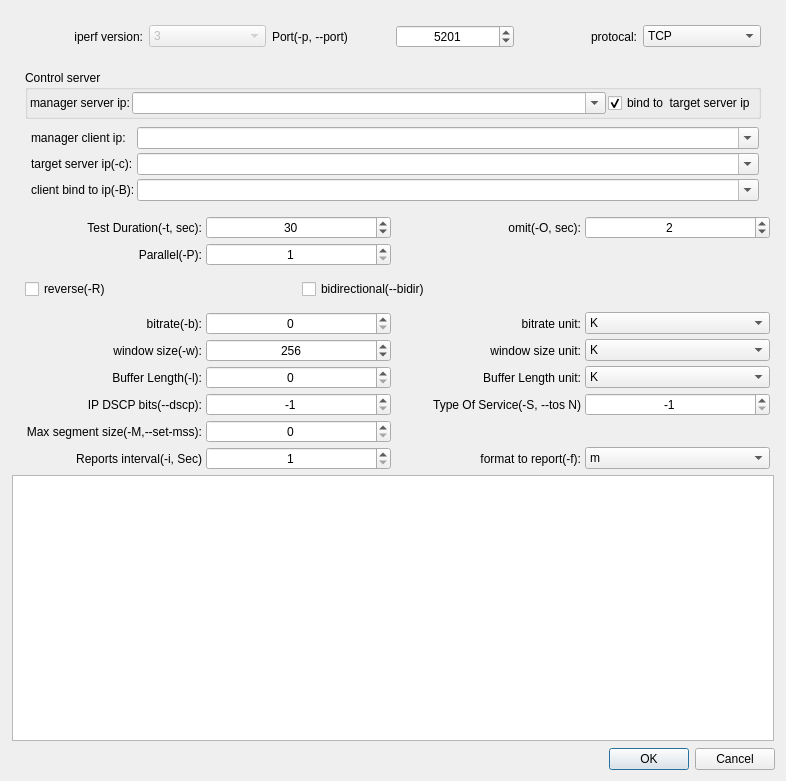
coolshou/qiperf, file qiperfc/src/dlgiperf.ui: the form before one commit.
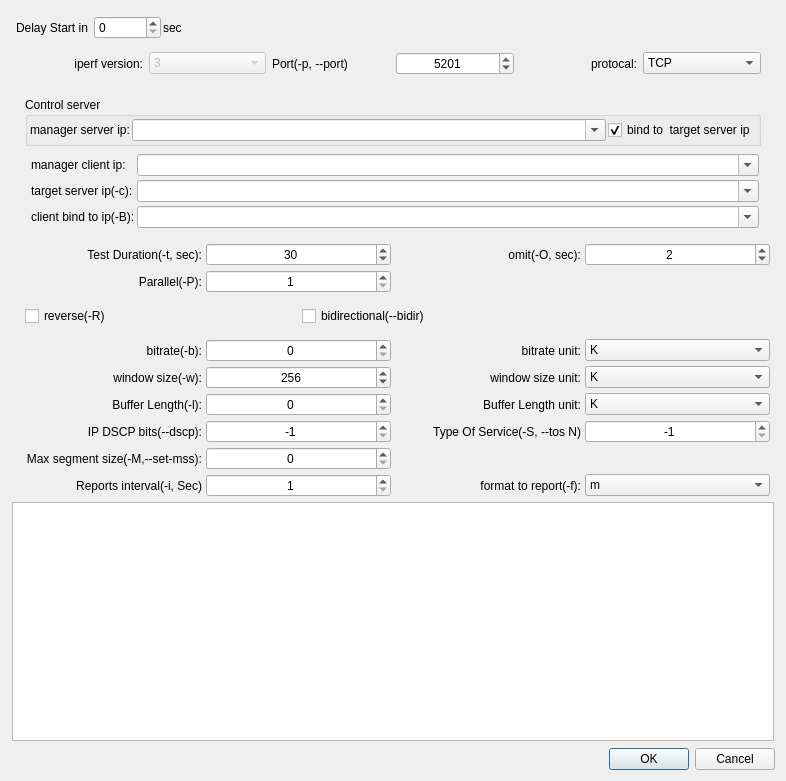
The form after the commit. Icons and pictures are not drawn.

Commit message: add sb_delaytime

What changed in the file:
```diff
--- a/qiperfc/src/dlgiperf.ui
+++ b/qiperfc/src/dlgiperf.ui
@@ -57,226 +57,14 @@
          <property name="spacing">
           <number>4</number>
          </property>
-         <item row="7" column="0">
-          <widget class="QLabel" name="label_21">
-           <property name="text">
-            <string>window size(-w):</string>
-           </property>
+         <item row="9" column="1">
+          <widget class="QSpinBox" name="sb_buffer">
            <property name="alignment">
-            <set>Qt::AlignRight|Qt::AlignTrailing|Qt::AlignVCenter</set>
-           </property>
-          </widget>
-         </item>
-         <item row="2" column="3">
-          <widget class="QSpinBox" name="sb_omit">
-           <property name="alignment">
             <set>Qt::AlignCenter</set>
            </property>
-           <property name="value">
-            <number>2</number>
-           </property>
           </widget>
          </item>
-         <item row="2" column="0">
-          <widget class="QLabel" name="label_22">
-           <property name="text">
-            <string>Test Duration(-t, sec):</string>
-           </property>
-           <property name="alignment">
-            <set>Qt::AlignRight|Qt::AlignTrailing|Qt::AlignVCenter</set>
-           </property>
-          </widget>
-         </item>
-         <item row="0" column="0" colspan="4">
-          <widget class="QWidget" name="widget_6" native="true">
-           <layout class="QHBoxLayout" name="horizontalLayout_3">
-            <item>
-             <widget class="QLabel" name="label_34">
-              <property name="text">
-               <string>iperf version:</string>
-              </property>
-              <property name="alignment">
-               <set>Qt::AlignRight|Qt::AlignTrailing|Qt::AlignVCenter</set>
-              </property>
-             </widget>
-            </item>
-            <item>
-             <widget class="QComboBox" name="cb_version">
-              <property name="enabled">
-               <bool>false</bool>
-              </property>
-              <property name="currentIndex">
-               <number>1</number>
-              </property>
-              <item>
-               <property name="text">
-                <string>2</string>
-               </property>
-              </item>
-              <item>
-               <property name="text">
-                <string>3</string>
-               </property>
-              </item>
-             </widget>
-            </item>
-            <item>
-             <widget class="QLabel" name="label_35">
-              <property name="text">
-               <string>Port(-p, --port)</string>
-              </property>
-             </widget>
-            </item>
-            <item>
-             <widget class="QSpinBox" name="sb_port">
-              <property name="alignment">
-               <set>Qt::AlignCenter</set>
-              </property>
-              <property name="minimum">
-               <number>1</number>
-              </property>
-              <property name="maximum">
-               <number>65535</number>
-              </property>
-              <property name="value">
-               <number>5201</number>
-              </property>
-             </widget>
-            </item>
-            <item>
-             <widget class="QLabel" name="label_36">
-              <property name="text">
-               <string>protocal:</string>
-              </property>
-              <property name="alignment">
-               <set>Qt::AlignRight|Qt::AlignTrailing|Qt::AlignVCenter</set>
-              </property>
-             </widget>
-            </item>
-            <item>
-             <widget class="QComboBox" name="cb_protocal">
-              <item>
-               <property name="text">
-                <string extracomment="Transmission Control Protocol">TCP</string>
-               </property>
-              </item>
-              <item>
-               <property name="text">
-                <string extracomment="User Datagram Protocol">UDP</string>
-               </property>
-              </item>
-             </widget>
-            </item>
-           </layout>
-          </widget>
-         </item>
-         <item row="6" column="1">
-          <widget class="QSpinBox" name="sb_bitrate">
-           <property name="toolTip">
-            <string>&lt;html&gt;&lt;head/&gt;&lt;body&gt;&lt;p&gt;(0 for unlimited)&lt;/p&gt;&lt;p&gt; (default 1 Mbit/sec for UDP, unlimited for TCP)&lt;/p&gt;&lt;/body&gt;&lt;/html&gt;</string>
-           </property>
-           <property name="alignment">
-            <set>Qt::AlignCenter</set>
-           </property>
-           <property name="maximum">
-            <number>9999</number>
-           </property>
-          </widget>
-         </item>
-         <item row="13" column="3">
-          <widget class="QComboBox" name="cb_fmtreport">
-           <property name="currentIndex">
-            <number>1</number>
-           </property>
-           <item>
-            <property name="text">
-             <string>k</string>
-            </property>
-           </item>
-           <item>
-            <property name="text">
-             <string>m</string>
-            </property>
-           </item>
-           <item>
-            <property name="text">
-             <string>g</string>
-            </property>
-           </item>
-           <item>
-            <property name="text">
-             <string>t</string>
-            </property>
-           </item>
-           <item>
-            <property name="text">
-             <string>K</string>
-            </property>
-           </item>
-           <item>
-            <property name="text">
-             <string>M</string>
-            </property>
-           </item>
-           <item>
-            <property name="text">
-             <string>G</string>
-            </property>
-           </item>
-           <item>
-            <property name="text">
-             <string>T</string>
-            </property>
-           </item>
-          </widget>
-         </item>
-         <item row="10" column="0">
-          <widget class="QLabel" name="label_25">
-           <property name="toolTip">
-            <string>&lt;html&gt;&lt;head/&gt;&lt;body&gt;&lt;p&gt;IPv4: 536 octets (= 576 - 20 - 20) &lt;/p&gt;&lt;p&gt;IPv6: 1220 octets (= 1280 - 40 - 20). &lt;/p&gt;&lt;/body&gt;&lt;/html&gt;</string>
-           </property>
-           <property name="text">
-            <string>Max segment size(-M,--set-mss):</string>
-           </property>
-           <property name="alignment">
-            <set>Qt::AlignRight|Qt::AlignTrailing|Qt::AlignVCenter</set>
-           </property>
-          </widget>
-         </item>
-         <item row="6" column="0">
-          <widget class="QLabel" name="label_20">
-           <property name="text">
-            <string>bitrate(-b):</string>
-           </property>
-           <property name="alignment">
-            <set>Qt::AlignRight|Qt::AlignTrailing|Qt::AlignVCenter</set>
-           </property>
-          </widget>
-         </item>
-         <item row="9" column="0">
-          <widget class="QLabel" name="label_28">
-           <property name="text">
-            <string>IP DSCP bits(--dscp):</string>
-           </property>
-           <property name="alignment">
-            <set>Qt::AlignRight|Qt::AlignTrailing|Qt::AlignVCenter</set>
-           </property>
-          </widget>
-         </item>
-         <item row="4" column="1">
-          <widget class="QSpinBox" name="sb_parallel">
-           <property name="alignment">
-            <set>Qt::AlignCenter</set>
-           </property>
-           <property name="minimum">
-            <number>1</number>
-           </property>
-           <property name="maximum">
-            <number>20</number>
-           </property>
-          </widget>
-         </item>
-         <item row="10" column="1">
+         <item row="11" column="1">
           <widget class="QSpinBox" name="sb_mss">
            <property name="toolTip">
             <string>&lt;html&gt;&lt;head/&gt;&lt;body&gt;&lt;p&gt;0: default value&lt;/p&gt;&lt;/body&gt;&lt;/html&gt;</string>
@@ -292,21 +80,21 @@
            </property>
           </widget>
          </item>
-         <item row="9" column="2">
-          <widget class="QLabel" name="label">
+         <item row="11" column="0">
+          <widget class="QLabel" name="label_25">
+           <property name="toolTip">
+            <string>&lt;html&gt;&lt;head/&gt;&lt;body&gt;&lt;p&gt;IPv4: 536 octets (= 576 - 20 - 20) &lt;/p&gt;&lt;p&gt;IPv6: 1220 octets (= 1280 - 40 - 20). &lt;/p&gt;&lt;/body&gt;&lt;/html&gt;</string>
+           </property>
            <property name="text">
-            <string>Type Of Service(-S, --tos N)</string>
+            <string>Max segment size(-M,--set-mss):</string>
            </property>
            <property name="alignment">
             <set>Qt::AlignRight|Qt::AlignTrailing|Qt::AlignVCenter</set>
            </property>
           </widget>
          </item>
-         <item row="9" column="1">
-          <widget class="QSpinBox" name="sb_dscp">
-           <property name="toolTip">
-            <string>&lt;html&gt;&lt;head/&gt;&lt;body&gt;&lt;p&gt;-1: default value&lt;/p&gt;&lt;/body&gt;&lt;/html&gt;</string>
-           </property>
+         <item row="10" column="3">
+          <widget class="QSpinBox" name="sb_tos">
            <property name="alignment">
             <set>Qt::AlignCenter</set>
            </property>
@@ -314,14 +102,14 @@
             <number>-1</number>
            </property>
            <property name="maximum">
-            <number>63</number>
+            <number>255</number>
            </property>
            <property name="value">
             <number>-1</number>
            </property>
           </widget>
          </item>
-         <item row="1" column="0" colspan="4">
+         <item row="2" column="0" colspan="4">
           <widget class="QWidget" name="widget" native="true">
            <layout class="QVBoxLayout" name="verticalLayout_2">
             <item>
@@ -477,30 +265,37 @@
            </layout>
           </widget>
          </item>
-         <item row="2" column="2">
-          <widget class="QLabel" name="label_30">
+         <item row="9" column="0">
+          <widget class="QLabel" name="label_3">
            <property name="text">
-            <string>omit(-O, sec):</string>
+            <string>Buffer Length(-l):</string>
            </property>
            <property name="alignment">
             <set>Qt::AlignRight|Qt::AlignTrailing|Qt::AlignVCenter</set>
            </property>
           </widget>
          </item>
-         <item row="7" column="1">
-          <widget class="QSpinBox" name="sb_windowsize">
+         <item row="3" column="3">
+          <widget class="QSpinBox" name="sb_omit">
            <property name="alignment">
             <set>Qt::AlignCenter</set>
            </property>
-           <property name="maximum">
-            <number>999</number>
-           </property>
            <property name="value">
-            <number>256</number>
+            <number>2</number>
            </property>
           </widget>
          </item>
-         <item row="2" column="1">
+         <item row="7" column="0">
+          <widget class="QLabel" name="label_20">
+           <property name="text">
+            <string>bitrate(-b):</string>
+           </property>
+           <property name="alignment">
+            <set>Qt::AlignRight|Qt::AlignTrailing|Qt::AlignVCenter</set>
+           </property>
+          </widget>
+         </item>
+         <item row="3" column="1">
           <widget class="QSpinBox" name="sb_duration">
            <property name="toolTip">
             <string>&lt;html&gt;&lt;head/&gt;&lt;body&gt;&lt;p&gt;0: run forever&lt;/p&gt;&lt;p&gt;default: 10 sec&lt;/p&gt;&lt;p&gt;Max: 864000 sec&lt;/p&gt;&lt;/body&gt;&lt;/html&gt;</string>
@@ -519,10 +314,89 @@
            </property>
           </widget>
          </item>
-         <item row="13" column="0">
-          <widget class="QLabel" name="label_2">
+         <item row="8" column="3">
+          <widget class="QComboBox" name="cb_unit_windowsize">
+           <property name="currentText">
+            <string>K</string>
+           </property>
+           <item>
+            <property name="text">
+             <string>K</string>
+            </property>
+           </item>
+           <item>
+            <property name="text">
+             <string>M</string>
+            </property>
+           </item>
+           <item>
+            <property name="text">
+             <string>G</string>
+            </property>
+           </item>
+          </widget>
+         </item>
+         <item row="10" column="2">
+          <widget class="QLabel" name="label">
            <property name="text">
-            <string>Reports interval(-i, Sec)</string>
+            <string>Type Of Service(-S, --tos N)</string>
+           </property>
+           <property name="alignment">
+            <set>Qt::AlignRight|Qt::AlignTrailing|Qt::AlignVCenter</set>
+           </property>
+          </widget>
+         </item>
+         <item row="14" column="3">
+          <widget class="QComboBox" name="cb_fmtreport">
+           <property name="currentIndex">
+            <number>1</number>
+           </property>
+           <item>
+            <property name="text">
+             <string>k</string>
+            </property>
+           </item>
+           <item>
+            <property name="text">
+             <string>m</string>
+            </property>
+           </item>
+           <item>
+            <property name="text">
+             <string>g</string>
+            </property>
+           </item>
+           <item>
+            <property name="text">
+             <string>t</string>
+            </property>
+           </item>
+           <item>
+            <property name="text">
+             <string>K</string>
+            </property>
+           </item>
+           <item>
+            <property name="text">
+             <string>M</string>
+            </property>
+           </item>
+           <item>
+            <property name="text">
+             <string>G</string>
+            </property>
+           </item>
+           <item>
+            <property name="text">
+             <string>T</string>
+            </property>
+           </item>
+          </widget>
+         </item>
+         <item row="10" column="0">
+          <widget class="QLabel" name="label_28">
+           <property name="text">
+            <string>IP DSCP bits(--dscp):</string>
            </property>
            <property name="alignment">
             <set>Qt::AlignRight|Qt::AlignTrailing|Qt::AlignVCenter</set>
@@ -530,32 +404,49 @@
           </widget>
          </item>
          <item row="7" column="2">
-          <widget class="QLabel" name="label_29">
+          <widget class="QLabel" name="label_33">
            <property name="text">
-            <string>window size unit:</string>
+            <string>bitrate unit:</string>
            </property>
            <property name="alignment">
             <set>Qt::AlignRight|Qt::AlignTrailing|Qt::AlignVCenter</set>
            </property>
           </widget>
          </item>
-         <item row="9" column="3">
-          <widget class="QSpinBox" name="sb_tos">
+         <item row="5" column="0">
+          <widget class="QLabel" name="label_27">
+           <property name="text">
+            <string>Parallel(-P):</string>
+           </property>
+           <property name="alignment">
+            <set>Qt::AlignRight|Qt::AlignTrailing|Qt::AlignVCenter</set>
+           </property>
+          </widget>
+         </item>
+         <item row="3" column="2">
+          <widget class="QLabel" name="label_30">
+           <property name="text">
+            <string>omit(-O, sec):</string>
+           </property>
+           <property name="alignment">
+            <set>Qt::AlignRight|Qt::AlignTrailing|Qt::AlignVCenter</set>
+           </property>
+          </widget>
+         </item>
+         <item row="5" column="1">
+          <widget class="QSpinBox" name="sb_parallel">
            <property name="alignment">
             <set>Qt::AlignCenter</set>
            </property>
            <property name="minimum">
-            <number>-1</number>
+            <number>1</number>
            </property>
            <property name="maximum">
-            <number>255</number>
-           </property>
-           <property name="value">
-            <number>-1</number>
+            <number>20</number>
            </property>
           </widget>
          </item>
-         <item row="5" column="0" colspan="3">
+         <item row="6" column="0" colspan="3">
           <widget class="QWidget" name="widget_3" native="true">
            <layout class="QHBoxLayout" name="horizontalLayout_2">
             <item>
@@ -584,81 +475,103 @@
            </layout>
           </widget>
          </item>
-         <item row="13" column="2">
-          <widget class="QLabel" name="label_26">
-           <property name="text">
-            <string>format to report(-f):</string>
+         <item row="7" column="1">
+          <widget class="QSpinBox" name="sb_bitrate">
+           <property name="toolTip">
+            <string>&lt;html&gt;&lt;head/&gt;&lt;body&gt;&lt;p&gt;(0 for unlimited)&lt;/p&gt;&lt;p&gt; (default 1 Mbit/sec for UDP, unlimited for TCP)&lt;/p&gt;&lt;/body&gt;&lt;/html&gt;</string>
            </property>
            <property name="alignment">
-            <set>Qt::AlignRight|Qt::AlignTrailing|Qt::AlignVCenter</set>
+            <set>Qt::AlignCenter</set>
            </property>
-          </widget>
-         </item>
-         <item row="6" column="3">
-          <widget class="QComboBox" name="cb_unit_bitrate">
-           <property name="currentText">
-            <string>K</string>
+           <property name="maximum">
+            <number>9999</number>
            </property>
-           <item>
-            <property name="text">
-             <string>K</string>
-            </property>
-           </item>
-           <item>
-            <property name="text">
-             <string>M</string>
-            </property>
-           </item>
-           <item>
-            <property name="text">
-             <string>G</string>
-            </property>
-           </item>
           </widget>
          </item>
-         <item row="6" column="2">
-          <widget class="QLabel" name="label_33">
-           <property name="text">
-            <string>bitrate unit:</string>
-           </property>
-           <property name="alignment">
-            <set>Qt::AlignRight|Qt::AlignTrailing|Qt::AlignVCenter</set>
-           </property>
+         <item row="1" column="0" colspan="4">
+          <widget class="QWidget" name="widget_6" native="true">
+           <layout class="QHBoxLayout" name="horizontalLayout_3">
+            <item>
+             <widget class="QLabel" name="label_34">
+              <property name="text">
+               <string>iperf version:</string>
+              </property>
+              <property name="alignment">
+               <set>Qt::AlignRight|Qt::AlignTrailing|Qt::AlignVCenter</set>
+              </property>
+             </widget>
+            </item>
+            <item>
+             <widget class="QComboBox" name="cb_version">
+              <property name="enabled">
+               <bool>false</bool>
+              </property>
+              <property name="currentIndex">
+               <number>1</number>
+              </property>
+              <item>
+               <property name="text">
+                <string>2</string>
+               </property>
+              </item>
+              <item>
+               <property name="text">
+                <string>3</string>
+               </property>
+              </item>
+             </widget>
+            </item>
+            <item>
+             <widget class="QLabel" name="label_35">
+              <property name="text">
+               <string>Port(-p, --port)</string>
+              </property>
+             </widget>
+            </item>
+            <item>
+             <widget class="QSpinBox" name="sb_port">
+              <property name="alignment">
+               <set>Qt::AlignCenter</set>
+              </property>
+              <property name="minimum">
+               <number>1</number>
+              </property>
+              <property name="maximum">
+               <number>65535</number>
+              </property>
+              <property name="value">
+               <number>5201</number>
+              </property>
+             </widget>
+            </item>
+            <item>
+             <widget class="QLabel" name="label_36">
+              <property name="text">
+               <string>protocal:</string>
+              </property>
+              <property name="alignment">
+               <set>Qt::AlignRight|Qt::AlignTrailing|Qt::AlignVCenter</set>
+              </property>
+             </widget>
+            </item>
+            <item>
+             <widget class="QComboBox" name="cb_protocal">
+              <item>
+               <property name="text">
+                <string extracomment="Transmission Control Protocol">TCP</string>
+               </property>
+              </item>
+              <item>
+               <property name="text">
+                <string extracomment="User Datagram Protocol">UDP</string>
+               </property>
+              </item>
+             </widget>
+            </item>
+           </layout>
           </widget>
          </item>
-         <item row="4" column="0">
-          <widget class="QLabel" name="label_27">
-           <property name="text">
-            <string>Parallel(-P):</string>
-           </property>
-           <property name="alignment">
-            <set>Qt::AlignRight|Qt::AlignTrailing|Qt::AlignVCenter</set>
-           </property>
-          </widget>
-         </item>
-         <item row="7" column="3">
-          <widget class="QComboBox" name="cb_unit_windowsize">
-           <property name="currentText">
-            <string>K</string>
-           </property>
-           <item>
-            <property name="text">
-             <string>K</string>
-            </property>
-           </item>
-           <item>
-            <property name="text">
-             <string>M</string>
-            </property>
-           </item>
-           <item>
-            <property name="text">
-             <string>G</string>
-            </property>
-           </item>
-          </widget>
-         </item>
-         <item row="13" column="1">
+         <item row="14" column="1">
           <widget class="QSpinBox" name="sb_interval">
            <property name="alignment">
             <set>Qt::AlignCenter</set>
@@ -668,17 +581,7 @@
            </property>
           </widget>
          </item>
-         <item row="8" column="0">
-          <widget class="QLabel" name="label_3">
-           <property name="text">
-            <string>Buffer Length(-l):</string>
-           </property>
-           <property name="alignment">
-            <set>Qt::AlignRight|Qt::AlignTrailing|Qt::AlignVCenter</set>
-           </property>
-          </widget>
-         </item>
-         <item row="8" column="2">
+         <item row="9" column="2">
           <widget class="QLabel" name="label_4">
            <property name="text">
             <string>Buffer Length unit:</string>
@@ -688,14 +591,47 @@
            </property>
           </widget>
          </item>
-         <item row="8" column="1">
-          <widget class="QSpinBox" name="sb_buffer">
+         <item row="14" column="0">
+          <widget class="QLabel" name="label_2">
+           <property name="text">
+            <string>Reports interval(-i, Sec)</string>
+           </property>
            <property name="alignment">
-            <set>Qt::AlignCenter</set>
+            <set>Qt::AlignRight|Qt::AlignTrailing|Qt::AlignVCenter</set>
            </property>
           </widget>
          </item>
-         <item row="8" column="3">
+         <item row="14" column="2">
+          <widget class="QLabel" name="label_26">
+           <property name="text">
+            <string>format to report(-f):</string>
+           </property>
+           <property name="alignment">
+            <set>Qt::AlignRight|Qt::AlignTrailing|Qt::AlignVCenter</set>
+           </property>
+          </widget>
+         </item>
+         <item row="3" column="0">
+          <widget class="QLabel" name="label_22">
+           <property name="text">
+            <string>Test Duration(-t, sec):</string>
+           </property>
+           <property name="alignment">
+            <set>Qt::AlignRight|Qt::AlignTrailing|Qt::AlignVCenter</set>
+           </property>
+          </widget>
+         </item>
+         <item row="8" column="2">
+          <widget class="QLabel" name="label_29">
+           <property name="text">
+            <string>window size unit:</string>
+           </property>
+           <property name="alignment">
+            <set>Qt::AlignRight|Qt::AlignTrailing|Qt::AlignVCenter</set>
+           </property>
+          </widget>
+         </item>
+         <item row="9" column="3">
           <widget class="QComboBox" name="cb_unit_buffer">
            <item>
             <property name="text">
@@ -724,6 +660,122 @@
            </item>
           </widget>
          </item>
+         <item row="10" column="1">
+          <widget class="QSpinBox" name="sb_dscp">
+           <property name="toolTip">
+            <string>&lt;html&gt;&lt;head/&gt;&lt;body&gt;&lt;p&gt;-1: default value&lt;/p&gt;&lt;/body&gt;&lt;/html&gt;</string>
+           </property>
+           <property name="alignment">
+            <set>Qt::AlignCenter</set>
+           </property>
+           <property name="minimum">
+            <number>-1</number>
+           </property>
+           <property name="maximum">
+            <number>63</number>
+           </property>
+           <property name="value">
+            <number>-1</number>
+           </property>
+          </widget>
+         </item>
+         <item row="8" column="1">
+          <widget class="QSpinBox" name="sb_windowsize">
+           <property name="alignment">
+            <set>Qt::AlignCenter</set>
+           </property>
+           <property name="maximum">
+            <number>999</number>
+           </property>
+           <property name="value">
+            <number>256</number>
+           </property>
+          </widget>
+         </item>
+         <item row="8" column="0">
+          <widget class="QLabel" name="label_21">
+           <property name="text">
+            <string>window size(-w):</string>
+           </property>
+           <property name="alignment">
+            <set>Qt::AlignRight|Qt::AlignTrailing|Qt::AlignVCenter</set>
+           </property>
+          </widget>
+         </item>
+         <item row="7" column="3">
+          <widget class="QComboBox" name="cb_unit_bitrate">
+           <property name="currentText">
+            <string>K</string>
+           </property>
+           <item>
+            <property name="text">
+             <string>K</string>
+            </property>
+           </item>
+           <item>
+            <property name="text">
+             <string>M</string>
+            </property>
+           </item>
+           <item>
+            <property name="text">
+             <string>G</string>
+            </property>
+           </item>
+          </widget>
+         </item>
+         <item row="0" column="0" colspan="4">
+          <widget class="QWidget" name="widget_7" native="true">
+           <layout class="QHBoxLayout" name="horizontalLayout_4" stretch="0,0,0,1">
+            <property name="spacing">
+             <number>2</number>
+            </property>
+            <property name="leftMargin">
+             <number>0</number>
+            </property>
+            <property name="topMargin">
+             <number>0</number>
+            </property>
+            <property name="rightMargin">
+             <number>0</number>
+            </property>
+            <property name="bottomMargin">
+             <number>0</number>
+            </property>
+            <item>
+             <widget class="QLabel" name="label_5">
+              <property name="text">
+               <string>Delay Start in </string>
+              </property>
+             </widget>
+            </item>
+            <item>
+             <widget class="QSpinBox" name="sb_delaytime">
+              <property name="maximum">
+               <number>999999</number>
+              </property>
+              <property name="singleStep">
+               <number>0</number>
+              </property>
+             </widget>
+            </item>
+            <item>
+             <widget class="QLabel" name="label_6">
+              <property name="text">
+               <string>sec</string>
+              </property>
+             </widget>
+            </item>
+            <item>
+             <widget class="QLabel" name="lb_delaytime">
+              <property name="text">
+               <string/>
+              </property>
+             </widget>
+            </item>
+           </layout>
+          </widget>
+         </item>
         </layout>
        </widget>
       </item>
```
The commit also changes 1 other file.
